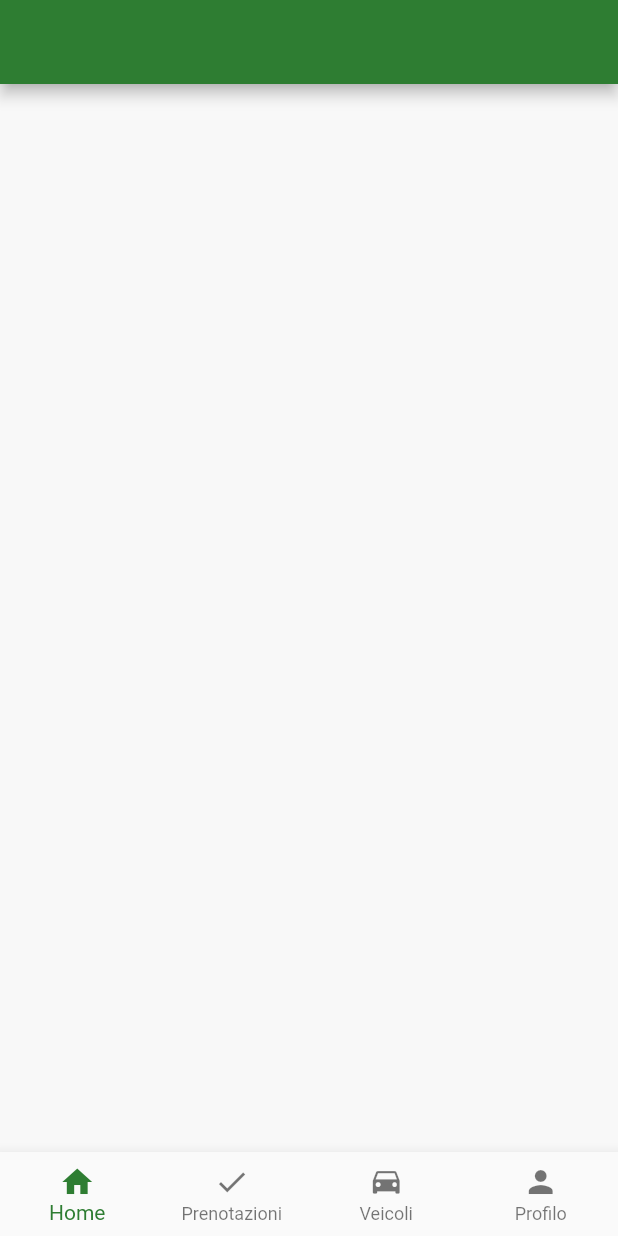
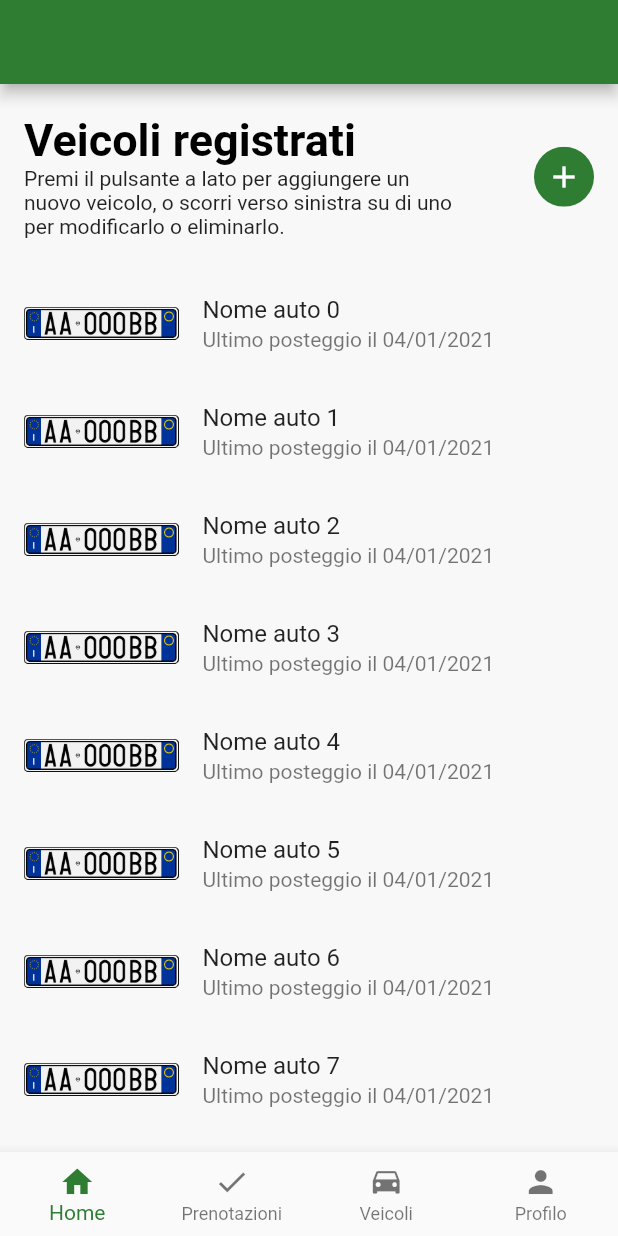
Before and after one commit to Park-Plus/app, a Flutter app: the Home screen opened directly, on a phone screen of 412 x 824 dp. Run offline on Flutter 3.47's test engine with Material 2 defaults, Android fonts, the phone set to English and light mode, and no system bars; drawn by our look-alikes of flutter_slidable; our stand-ins replace flutter_form_builder, flutter_spinkit, font_awesome_flutter, shared_preferences; accounts and stored records are empty.

Commit message:
:construction: First vehicles page implementation

```diff
--- a/lib/main.dart
+++ b/lib/main.dart
@@ -13,7 +13,8 @@ class ParkPlus extends StatelessWidget {
       title: 'ParkPlus',
       debugShowCheckedModeBanner: false,
       theme: ThemeData(
-        scaffoldBackgroundColor: Colors.white,
+        accentColor: Colors.green[800],
+        scaffoldBackgroundColor: Color(0xffF8F8F8),
         visualDensity: VisualDensity.adaptivePlatformDensity,
       ),
       home: SplashScreen(),
--- a/lib/pages/home/home.dart
+++ b/lib/pages/home/home.dart
@@ -1,6 +1,12 @@
 import 'package:flutter/cupertino.dart';
 import 'package:flutter/material.dart';
+import 'package:flutter/rendering.dart';
+import 'package:flutter_slidable/flutter_slidable.dart';
 import 'package:shared_preferences/shared_preferences.dart';
+import 'screens/home_screen.dart';
+import 'screens/bookings_screen.dart';
+import 'screens/vehicles_screen.dart';
+import 'screens/profile_screen.dart';
 
 class Home extends StatefulWidget {
   @override
@@ -9,36 +15,76 @@ class Home extends StatefulWidget {
 
 class _HomeState extends State<Home> {
 
+  int _currentPage = 0;
+
+  /*
+   0: Home
+   1: Prenotazioni
+   2: Veicoli
+   3: Profilo
+  */
+
+  Size size;
+
   @override
   void initState() {
     super.initState();
   }
 
+
+  List<String> items = List<String>.generate(10000, (i) => "Nome auto $i");
+  ScrollController _scrollController = new ScrollController(); // set controller on scrolling
+  bool _show = false;
+
+  static List<Widget> _pages = <Widget>[
+    homeScreen(),
+    bookingsScreen(),
+    VehiclesScreen(),
+    profileScreen()
+  ];
+
+
+  Widget content = VehiclesScreen();
+
   @override
   Widget build(BuildContext context) {
-
+    size = MediaQuery.of(context).size;
     return Scaffold(
       appBar: AppBar(
         backgroundColor: Colors.green[800],
       ),
       backgroundColor: Color(0xffF8F8F8),
-      body: SingleChildScrollView(
-        child: Container(
-          height: MediaQuery.of(context).size.height * 0.25,
-          width: MediaQuery.of(context).size.width,
-          child: Container()
-        )
-      ),
+      body: content,
       bottomNavigationBar: BottomNavigationBar(
         selectedItemColor: Colors.green[800],
         type: BottomNavigationBarType.fixed,
+        currentIndex: _currentPage,
         items: [
           BottomNavigationBarItem(label: "Home", icon: Icon(Icons.home)),
           BottomNavigationBarItem(label: "Prenotazioni", icon: Icon(Icons.check)),
           BottomNavigationBarItem(label: "Veicoli", icon: Icon(CupertinoIcons.car)),
           BottomNavigationBarItem(label: "Profilo", icon: Icon(Icons.person)),
         ],
+        onTap: (index){
+          setState(() {
+            content = _pages[index];
+            _currentPage = index;
+          });
+        },
       ),
+      floatingActionButton: Visibility(
+        visible: _show,
+        child: FloatingActionButton(
+          backgroundColor: Colors.green[800],
+          child: Icon(Icons.arrow_upward), onPressed: () {
+            _scrollController.animateTo(_scrollController.position.minScrollExtent, duration: Duration(milliseconds: 500), curve: Curves.fastOutSlowIn);
+            setState(() {
+              _show = false;
+            });
+          }
+        )
+      )
     );
   }
+
 }
--- /dev/null
+++ b/lib/pages/home/screens/vehicles_screen.dart
@@ -0,0 +1,158 @@
+import 'package:flutter/material.dart';
+import 'package:flutter/rendering.dart';
+import 'package:flutter_slidable/flutter_slidable.dart';
+
+class VehiclesScreen extends StatefulWidget {
+  @override
+  _VehiclesScreenState createState() => _VehiclesScreenState();
+}
+
+class _VehiclesScreenState extends State<VehiclesScreen> {
+
+  ScrollController _scrollController = new ScrollController(); // se
+  bool _show = false;
+
+  void handleScroll() async {
+    _scrollController.addListener(() {
+      if (_scrollController.position.userScrollDirection ==
+          ScrollDirection.reverse) {
+          setState(() {
+            _show = true;
+          });
+      }
+      if (_scrollController.position.userScrollDirection ==
+          ScrollDirection.forward) {
+      }
+    });
+  }
+
+  Future<void> _getVehicles(){
+    return Future.value();
+  }
+
+  List<String> items = List<String>.generate(10000, (i) => "Nome auto $i");
+
+  @override
+  void initState() {
+    super.initState();
+    handleScroll();
+  }
+
+  @override
+  void dispose(){
+     _scrollController.removeListener(() {});
+     super.dispose();
+  }
+
+  @override
+  Widget build(BuildContext context) {
+    return Container(
+        child: Column(
+          children: [
+            Container(
+              height: MediaQuery.of(context).size.height * 0.15,
+              width: MediaQuery.of(context).size.width,
+              child: Container(
+                child: Align(child: Padding(
+                  padding: const EdgeInsets.only(left: 16.0, right: 16.0),
+                  child: Row(
+                      children: [
+                        SizedBox(
+                          width: MediaQuery.of(context).size.width * 0.7,
+                          child: Column (
+                            mainAxisAlignment: MainAxisAlignment.center,
+                            children: [
+                              Align(alignment: Alignment.centerLeft, child: Text("Veicoli registrati", style: TextStyle(fontWeight: FontWeight.bold, fontSize: 30, color: Colors.black))),
+                              Text("Premi il pulsante a lato per aggiungere un nuovo veicolo, o scorri verso sinistra su di uno per modificarlo o eliminarlo."),
+                            ]
+                          ),
+                        ),
+                      Spacer(),
+                      ClipOval(
+                        child: Material(
+                          color: Colors.green[800], // button color
+                          child: InkWell(
+                            splashColor: Colors.green[200], // inkwell color
+                            child: SizedBox(width: 40, height: 40, child: Icon(Icons.add, color: Colors.white)),
+                            onTap: () {},
+                          ),
+                        ),
+                      )
+                    ]
+                  ),
+                ), alignment: Alignment.centerLeft)
+              )
+            ),
+            Expanded(
+              child: Container(
+                height: MediaQuery.of(context).size.height * 0.62,
+                width: MediaQuery.of(context).size.width,
+                child: Container(
+                  //child: _pages.elementAt(_currentPage)
+                  child: FutureBuilder(
+                    future: _getVehicles(),
+                    builder: (BuildContext context, AsyncSnapshot snapshot){
+                      return ListView.builder(
+                        controller: _scrollController,
+                        itemCount: 10,
+                        itemBuilder: (context, index){
+                          return Slidable(
+                            key: Key(index.toString()),
+                            actionPane: SlidableDrawerActionPane(),
+                            actionExtentRatio: 0.20,
+                            child: Container(
+                              color: Color(0xffF8F8F8),
+                              child: ListTile(
+                                leading: Column(mainAxisAlignment: MainAxisAlignment.center, children: [ Image(image: AssetImage('assets/images/plate.png'), width: MediaQuery.of(context).size.width * 0.25,) ]),
+                                title: Text(items[index]),
+                                subtitle: Text("Ultimo posteggio il 04/01/2021"),
+                              ),
+                            ),
+                            secondaryActions: [
+                              IconSlideAction(
+                                caption: 'Modifica',
+                                color: Colors.yellow[800],
+                                icon: Icons.edit,
+                                onTap: (){},
+                              ),
+                              IconSlideAction(
+                                closeOnTap: false,
+                                caption: 'Elimina',
+                                color: Colors.red,
+                                icon: Icons.delete,
+                                onTap: (){
+                                  return showDialog<bool>(
+                                  context: context,
+                                  builder: (context) {
+                                    return AlertDialog(
+                                      title: Text('Elimina'),
+                                      content: Text('Sei sicuro di voler eliminare questo veicolo?'),
+                                      actions: <Widget>[
+                                        TextButton(
+                                          child: Text('ANNULLA', style: TextStyle(color: Colors.green[800])),
+                                          onPressed: () => Navigator.of(context).pop(false),
+                                        ),
+                                        TextButton(
+                                          child: Text('CONFERMA', style: TextStyle(color: Colors.red)),
+                                          onPressed: () => Navigator.of(context).pop(true),
+                                        ),
+                                      ],
+                                    );
+                                  },
+                                );
+                                },
+                              ),
+                            ],
+                          );
+                        },
+                      );
+                    }
+                  )
+                )
+              ),
+            ),
+          ]
+        )
+      );
+  }
+}
--- a/pubspec.yaml
+++ b/pubspec.yaml
@@ -32,6 +32,7 @@ dependencies:
   font_awesome_flutter: ^9.0.0
   flutter_form_builder: ^6.0.0
   shared_preferences: ^2.0.5
+  flutter_slidable: ^0.6.0
 
 dev_dependencies:
   flutter_test:
@@ -51,7 +52,6 @@ flutter:
   # To add assets to your application, add an assets section, like this:
   assets:
      - assets/images/
-     - assets/gifs/
   #   - images/a_dot_ham.jpeg
 
   # An image asset can refer to one or more resolution-specific "variants", see
```
Also changed, not shown: lib/pages/home/screens/bookings_screen.dart (added, +7 -0 lines), lib/pages/home/screens/home_screen.dart (added, +7 -0 lines), lib/pages/home/screens/profile_screen.dart (added, +7 -0 lines), assets/images/plate.png (added), pubspec.lock.
